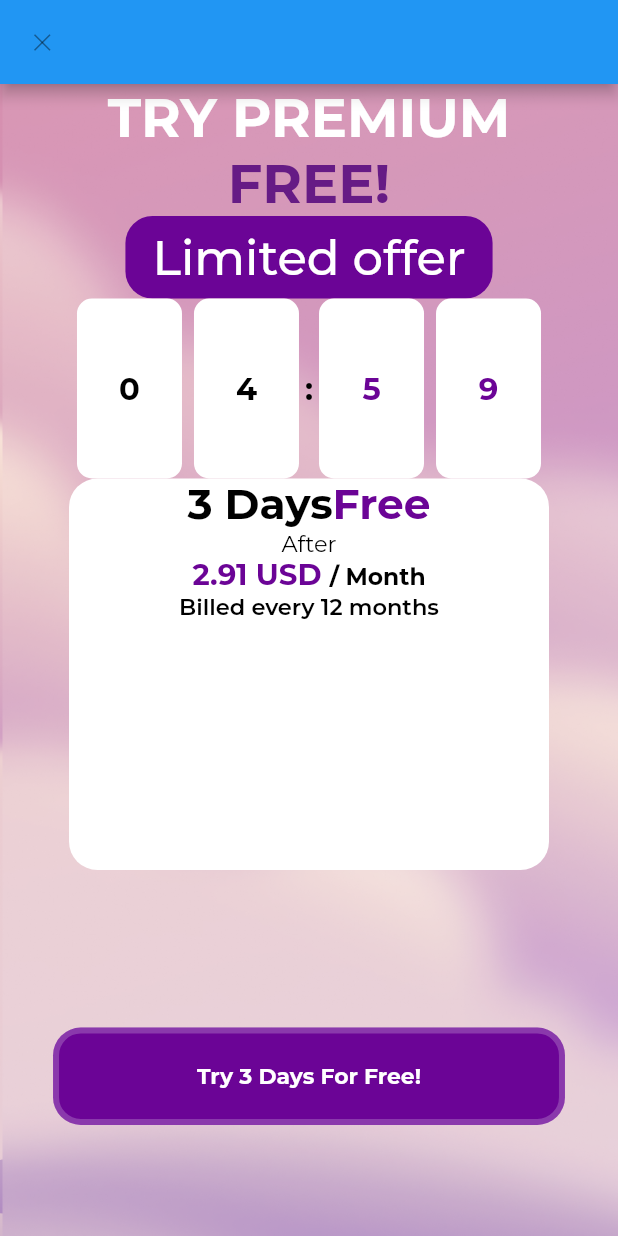
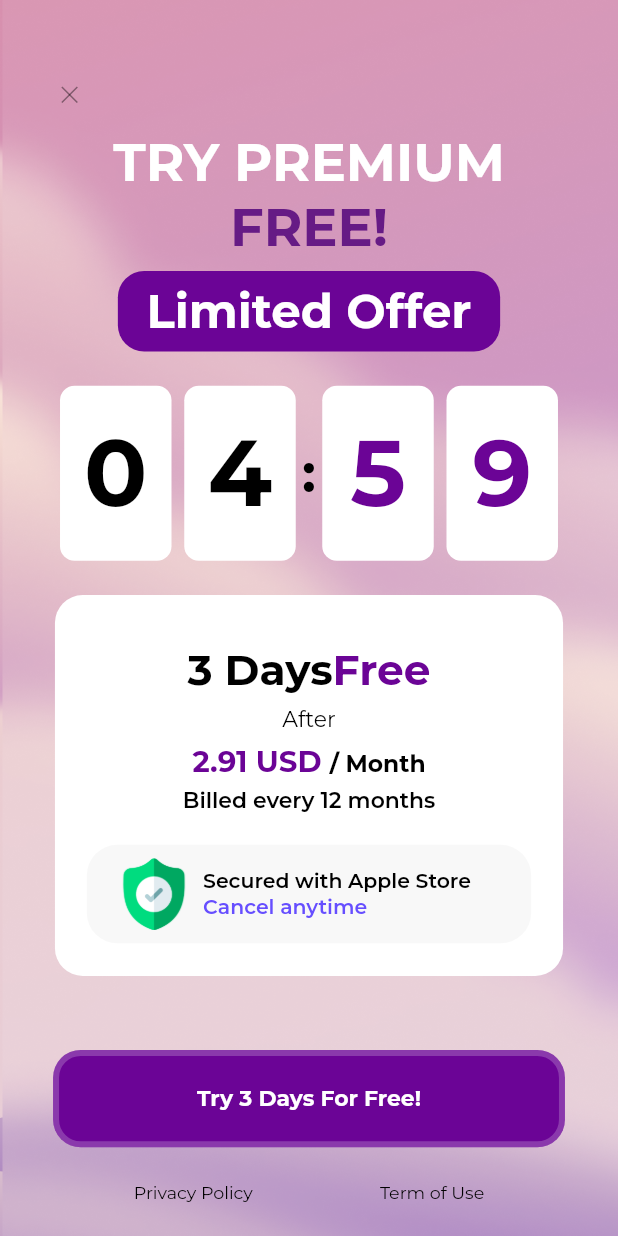
Before and after one commit to Umidjon-18/project_ui, a Flutter app: the screen it shows after launch, on a phone screen of 412 x 824 dp. Run offline on Flutter 3.47's test engine with Material 2 defaults, Android fonts, the phone set to English and light mode, and no system bars; our stand-ins replace flutter_screenutil, flutter_svg; project files that could hold a hidden picture were left out.

Commit message:
fixed response

```diff
--- a/lib/config/constants/app_text_styles.dart
+++ b/lib/config/constants/app_text_styles.dart
@@ -8,50 +8,49 @@ abstract class AppTextStyles {
 
   static const String fontFamily = 'Montserrat';
 
-  static TextStyle head36w7 = const TextStyle(
+  static TextStyle head36w7 =  TextStyle(
       fontFamily: fontFamily,
       fontWeight: FontWeight.w700,
       fontStyle: FontStyle.normal,
-      fontSize: 36,
+      fontSize: 36.sp,
       color: AppColors.textColorDef);
 
-  static TextStyle head32w5 = const TextStyle(
-      fontFamily: fontFamily,
-      fontWeight: FontWeight.w500,
-      fontStyle: FontStyle.normal,
-      fontSize: 32,
-      color: AppColors.textColorDef);
-
-  static TextStyle head64w7 =  TextStyle(
+  static TextStyle head32w7 =  TextStyle(
       fontFamily: fontFamily,
       fontWeight: FontWeight.w700,
       fontStyle: FontStyle.normal,
-      fontSize: 21.sp,
+      fontSize: 32.sp,
       color: AppColors.textColorDef);
 
-  static TextStyle head16wB =  TextStyle(
+  static TextStyle head64w7 = TextStyle(
+      fontFamily: fontFamily,
+      fontWeight: FontWeight.w700,
+      fontStyle: FontStyle.normal,
+      fontSize: 64.sp,
+      color: AppColors.textColorDef);
+
+  static TextStyle head16wB = TextStyle(
       fontFamily: fontFamily,
       fontWeight: FontWeight.bold,
       fontStyle: FontStyle.normal,
       fontSize: 16.sp,
       color: AppColors.textColorDef);
 
-  static TextStyle head15w4 =  TextStyle(
+  static TextStyle head15w4 = TextStyle(
       fontFamily: fontFamily,
       fontWeight: FontWeight.w400,
       fontStyle: FontStyle.normal,
       fontSize: 15.sp,
       color: AppColors.textColorDef);
 
-
-  static TextStyle head12w4 =  TextStyle(
+  static TextStyle head12w4 = TextStyle(
       fontFamily: fontFamily,
       fontWeight: FontWeight.w400,
       fontStyle: FontStyle.normal,
       fontSize: 12.sp,
       color: AppColors.textColorDef);
 
-  static TextStyle head12wB =  TextStyle(
+  static TextStyle head12wB = TextStyle(
       fontFamily: fontFamily,
       fontWeight: FontWeight.bold,
       fontStyle: FontStyle.normal,
@@ -65,41 +64,41 @@ abstract class AppTextStyles {
       fontSize: 24.sp,
       color: AppColors.textColorDef);
 
-       static TextStyle head29w7 = TextStyle(
+  static TextStyle head29w7 = TextStyle(
       fontFamily: fontFamily,
       fontWeight: FontWeight.w700,
       fontStyle: FontStyle.normal,
       fontSize: 29.sp,
       color: AppColors.textColorDef);
-       static TextStyle head20wB = TextStyle(
+  static TextStyle head20wB = TextStyle(
       fontFamily: fontFamily,
       fontWeight: FontWeight.bold,
       fontStyle: FontStyle.normal,
       fontSize: 20.sp,
       color: AppColors.textColorDef);
 
-  static TextStyle body18w6 =  TextStyle(
+  static TextStyle body18w6 = TextStyle(
       fontFamily: fontFamily,
       fontWeight: FontWeight.w600,
       fontStyle: FontStyle.normal,
       fontSize: 18.sp,
       color: AppColors.textColorDef);
 
-  static TextStyle body18w5 =  TextStyle(
+  static TextStyle body18w5 = TextStyle(
       fontFamily: fontFamily,
       fontWeight: FontWeight.w500,
       fontStyle: FontStyle.normal,
       fontSize: 18.sp,
       color: AppColors.textColorDef);
 
-  static TextStyle body18w4 =  TextStyle(
+  static TextStyle body18w4 = TextStyle(
       fontFamily: fontFamily,
       fontWeight: FontWeight.w400,
       fontStyle: FontStyle.normal,
       fontSize: 18.sp,
       color: AppColors.textColorDef);
 
-  static TextStyle body16w6 =  TextStyle(
+  static TextStyle body16w6 = TextStyle(
       fontFamily: fontFamily,
       fontWeight: FontWeight.w600,
       fontStyle: FontStyle.normal,
@@ -113,14 +112,14 @@ abstract class AppTextStyles {
       fontSize: 16.sp,
       color: AppColors.textColorDef);
 
-  static TextStyle body15w7 =  TextStyle(
+  static TextStyle body15w7 = TextStyle(
       fontFamily: fontFamily,
       fontWeight: FontWeight.w700,
       fontStyle: FontStyle.normal,
       fontSize: 15.sp,
       color: AppColors.textColorDef);
 
-  static TextStyle body15w5 =  TextStyle(
+  static TextStyle body15w5 = TextStyle(
       fontFamily: fontFamily,
       fontWeight: FontWeight.w500,
       fontStyle: FontStyle.normal,
@@ -131,56 +130,56 @@ abstract class AppTextStyles {
       fontFamily: fontFamily,
       fontWeight: FontWeight.w500,
       fontStyle: FontStyle.normal,
-      fontSize: 15,
+      fontSize: 15.sp,
       color: AppColors.textColorDef);
-       static TextStyle body15w6 = const TextStyle(
+  static TextStyle body15w6 =  TextStyle(
       fontFamily: fontFamily,
       fontWeight: FontWeight.w600,
       fontStyle: FontStyle.normal,
-      fontSize: 15,
+      fontSize: 15.sp,
       color: AppColors.textColorDef);
-  static TextStyle body15w4 = const TextStyle(
+  static TextStyle body15w4 =  TextStyle(
       fontFamily: fontFamily,
       fontWeight: FontWeight.w400,
       fontStyle: FontStyle.normal,
-      fontSize: 15,
+      fontSize: 15.sp,
       color: AppColors.textColorDef);
 
-  static TextStyle body14w6 =  TextStyle(
+  static TextStyle body14w6 = TextStyle(
       fontFamily: fontFamily,
       fontWeight: FontWeight.w600,
       fontStyle: FontStyle.normal,
       fontSize: 14.sp,
       color: AppColors.textColorDef);
 
-  static TextStyle body14w5 =  TextStyle(
+  static TextStyle body14w5 = TextStyle(
       fontFamily: fontFamily,
       fontWeight: FontWeight.w500,
       fontStyle: FontStyle.normal,
       fontSize: 14.sp,
       color: AppColors.textColorDef);
 
-  static TextStyle b5DemiBold =  TextStyle(
+  static TextStyle b5DemiBold = TextStyle(
       fontFamily: fontFamily,
       fontWeight: FontWeight.w600,
       fontStyle: FontStyle.normal,
       fontSize: 15.sp,
       color: AppColors.textColorDef);
-  static TextStyle b6DemiBold =  TextStyle(
+  static TextStyle b6DemiBold = TextStyle(
       fontFamily: fontFamily,
       fontWeight: FontWeight.w700,
       fontStyle: FontStyle.normal,
       fontSize: 18.sp,
       color: AppColors.textColorDef);
 
-  static TextStyle b3Medium =  TextStyle(
+  static TextStyle b3Medium = TextStyle(
       fontFamily: fontFamily,
       fontWeight: FontWeight.w500,
       fontStyle: FontStyle.normal,
       fontSize: 14.sp,
       color: AppColors.textColorDef);
 
-  static TextStyle b4Medium =  TextStyle(
+  static TextStyle b4Medium = TextStyle(
     fontFamily: fontFamily,
     fontWeight: FontWeight.w500,
     fontStyle: FontStyle.normal,
@@ -188,14 +187,14 @@ abstract class AppTextStyles {
     color: AppColors.textColorDef,
   );
 
-  static TextStyle b4Regular =  TextStyle(
+  static TextStyle b4Regular = TextStyle(
       fontFamily: fontFamily,
       fontWeight: FontWeight.w400,
       fontStyle: FontStyle.normal,
       fontSize: 13.sp,
       color: AppColors.textColorDef);
 
-  static TextStyle b5Regular =  TextStyle(
+  static TextStyle b5Regular = TextStyle(
       fontFamily: fontFamily,
       fontWeight: FontWeight.w400,
       fontStyle: FontStyle.normal,
--- a/lib/presentation/components/custom_button.dart
+++ b/lib/presentation/components/custom_button.dart
@@ -5,23 +5,35 @@ import '../../config/constants/app_colors.dart';
 import '../../config/constants/app_text_styles.dart';
 
 class CustomButton extends StatelessWidget {
-  const CustomButton({
+  CustomButton({
     Key? key,
-    required this.buttonName
+    required this.buttonName,
+    this.margin,
   }) : super(key: key);
   final String buttonName;
+  EdgeInsets? margin;
 
   @override
   Widget build(BuildContext context) {
     return Container(
-      margin: EdgeInsets.only(top: 108.h, bottom: 24.h, left: 33.3.w, right: 33.3.w),
+      margin: margin ??
+          EdgeInsets.only(
+            top: 108.h,
+            bottom: 24.h,
+            left: 33.3.w,
+            right: 33.3.w,
+          ),
       width: double.maxFinite,
       height: 66.7.h,
       alignment: Alignment.center,
       decoration: BoxDecoration(
-          borderRadius: BorderRadius.circular(19.r),
-          color: AppColors.letsGoColor,
-          border: Border.all(width: 4, color: const Color.fromRGBO(255, 255, 255, 0.21))),
+        borderRadius: BorderRadius.circular(19.r),
+        color: AppColors.letsGoColor,
+        border: Border.all(
+          width: 4,
+          color: const Color.fromRGBO(255, 255, 255, 0.21),
+        ),
+      ),
       child: Text(
         buttonName,
         style: AppTextStyles.body15w7.copyWith(color: AppColors.whitetextColor),
--- a/lib/presentation/pages/home/home_page.dart
+++ b/lib/presentation/pages/home/home_page.dart
@@ -138,7 +138,7 @@ class _HomePageState extends State<HomePage> {
               ],
             ),
           ),
-          const CustomButton(buttonName: "Let's go!"),
+           CustomButton(buttonName: "Let's go!"),
           Padding(
             padding: EdgeInsets.symmetric(horizontal: 84.w),
             child: Row(
--- a/lib/presentation/pages/premium/premium_page.dart
+++ b/lib/presentation/pages/premium/premium_page.dart
@@ -1,8 +1,7 @@
-import 'dart:ui';
+// ignore_for_file: must_be_immutable
 
 import 'package:flutter/material.dart';
-import 'package:flutter/src/widgets/container.dart';
-import 'package:flutter/src/widgets/framework.dart';
+import 'package:flutter_screenutil/flutter_screenutil.dart';
 import 'package:flutter_svg/flutter_svg.dart';
 import 'package:project_ui/config/constants/app_colors.dart';
 import 'package:project_ui/config/constants/app_decorations.dart';
@@ -21,17 +20,7 @@ class PremiumPage extends StatefulWidget {
 class _PremiumPageState extends State<PremiumPage> {
   @override
   Widget build(BuildContext context) {
-    return SafeArea(
-      child: Scaffold(
-        backgroundColor: AppColors.borderColor.withOpacity(.5),
-        appBar: AppBar(
-          leading: IconButton(
-            onPressed: () {},
-            icon: SvgPicture.asset(
-              Assets.icons.cancel,
-            ),
-          ),
-        ),
+    return Scaffold(
       body: Stack(
         children: [
           Container(
@@ -49,6 +38,21 @@ class _PremiumPageState extends State<PremiumPage> {
             child: Column(
               crossAxisAlignment: CrossAxisAlignment.center,
               children: [
+                Padding(
+                  padding: EdgeInsets.only(
+                    top: 40.h,
+                    left: 20.9.w,
+                  ),
+                  child: Align(
+                    alignment: Alignment.centerLeft,
+                    child: IconButton(
+                      onPressed: () {},
+                      icon: SvgPicture.asset(
+                        Assets.icons.cancel,
+                      ),
+                    ),
+                  ),
+                ),
                 Text(
                   'TRY PREMIUM',
                   style: AppTextStyles.head36w7.copyWith(
@@ -62,15 +66,16 @@ class _PremiumPageState extends State<PremiumPage> {
                   ),
                 ),
                 Container(
+                  margin: EdgeInsets.only(top: 8.h, bottom: 23.46.h),
                   padding:
-                        const EdgeInsets.symmetric(horizontal: 18, vertical: 8),
+                      EdgeInsets.symmetric(horizontal: 18.w, vertical: 8.h),
                   decoration: AppDecorations.defDecor.copyWith(
                     color: AppColors.textColor2,
-                      borderRadius: BorderRadius.circular(18),
+                    borderRadius: BorderRadius.circular(18.r),
                   ),
                   child: Text(
-                      'Limited offer',
-                      style: AppTextStyles.head32w5.copyWith(
+                    'Limited Offer',
+                    style: AppTextStyles.head32w7.copyWith(
                       color: AppColors.textColor1,
                     ),
                   ),
@@ -81,14 +86,23 @@ class _PremiumPageState extends State<PremiumPage> {
                     mainAxisAlignment: MainAxisAlignment.center,
                     children: [
                       TextContainer(text: '0'),
+                      SizedBox(
+                        width: 8.w,
+                      ),
                       TextContainer(text: '4'),
-                        Text(
+                      Padding(
+                        padding: EdgeInsets.symmetric(horizontal: 4.w),
+                        child: Text(
                           ':',
-                          style: AppTextStyles.head64w7,
+                          style: AppTextStyles.head36w7,
+                        ),
                       ),
                       TextContainer(
                         text: '5',
                         color: AppColors.textColor2,
+                      ),
+                      SizedBox(
+                        width: 8.w,
                       ),
                       TextContainer(
                         text: '9',
@@ -98,11 +112,17 @@ class _PremiumPageState extends State<PremiumPage> {
                   ),
                 ),
                 Container(
-                    width: 320,
-                    height: 261,
+                  margin: EdgeInsets.only(top: 23.54.h),
+                  width: 319.w,
+                  height: 261.h,
+                  padding: EdgeInsets.only(
+                    top: 34.1.h,
+                    left: 20.w,
+                    right: 20.w,
+                  ),
                   decoration: AppDecorations.defDecor.copyWith(
                     color: AppColors.textColor1,
-                      borderRadius: BorderRadius.circular(19),
+                    borderRadius: BorderRadius.circular(19.r),
                   ),
                   child: Column(
                     children: [
@@ -120,9 +140,12 @@ class _PremiumPageState extends State<PremiumPage> {
                           ],
                         ),
                       ),
-                        Text(
+                      Padding(
+                        padding: EdgeInsets.symmetric(vertical: 7.2.h),
+                        child: Text(
                           'After',
                           style: AppTextStyles.body15w4,
+                        ),
                       ),
                       RichText(
                         text: TextSpan(
@@ -138,20 +161,74 @@ class _PremiumPageState extends State<PremiumPage> {
                           ],
                         ),
                       ),
+                      SizedBox(
+                        height: 5.h,
+                      ),
                       Text(
                         'Billed every 12 months',
                         style: AppTextStyles.body15w6,
                       ),
-
+                      Container(
+                        height: 67.5.h,
+                        width: double.maxFinite,
+                        margin: EdgeInsets.only(top: 21.h),
+                        decoration: BoxDecoration(
+                          borderRadius: BorderRadius.circular(21.r),
+                          color: AppColors.secureBgColor,
+                        ),
+                        padding: EdgeInsets.symmetric(
+                          horizontal: 17.w,
+                          vertical: 9.h,
+                        ),
+                        child: Row(
+                          children: [
+                            Image.asset(Assets.images.secure,
+                                width: 49.w, height: 49.w),
+                            SizedBox(width: 7.w),
+                            Column(
+                              mainAxisAlignment: MainAxisAlignment.center,
+                              crossAxisAlignment: CrossAxisAlignment.start,
+                              children: [
+                                Text(
+                                  'Secured with Apple Store',
+                                  style: AppTextStyles.body14w6,
+                                ),
+                                Text(
+                                  'Cancel anytime',
+                                  style: AppTextStyles.body14w6
+                                      .copyWith(color: const Color(0xff664EFF)),
+                                ),
                               ],
                             ),
-                  ),
-                  const CustomButton(buttonName: "Try 3 Days For Free!"),
                           ],
                         ),
                       ),
                     ],
                   ),
+                ),
+                CustomButton(
+                  buttonName: "Try 3 Days For Free!",
+                  margin: EdgeInsets.only(
+                    bottom: 24.h,
+                    left: 33.3.w,
+                    right: 33.3.w,
+                    top: 50.74.h,
+                  ),
+                ),
+                Padding(
+                  padding: EdgeInsets.symmetric(horizontal: 84.w),
+                  child: Row(
+                    mainAxisAlignment: MainAxisAlignment.spaceBetween,
+                    children: [
+                      Text('Privacy Policy', style: AppTextStyles.head12w4),
+                      Text('Term of Use', style: AppTextStyles.head12w4),
+                    ],
+                  ),
+                ),
+              ],
+            ),
+          ),
+        ],
       ),
     );
   }
@@ -168,13 +245,12 @@ class TextContainer extends StatelessWidget {
   @override
   Widget build(BuildContext context) {
     return Container(
-      margin: const EdgeInsets.symmetric(horizontal: 4),
       alignment: Alignment.center,
-      height: 120,
-      width: 70,
+      height: 120.h,
+      width: 70.w,
       decoration: AppDecorations.defDecor.copyWith(
         color: AppColors.textColor1,
-        borderRadius: BorderRadius.circular(10),
+        borderRadius: BorderRadius.circular(10.r),
       ),
       child: Text(
         text,
```
Lines whose indentation alone changed are shown as unchanged.
